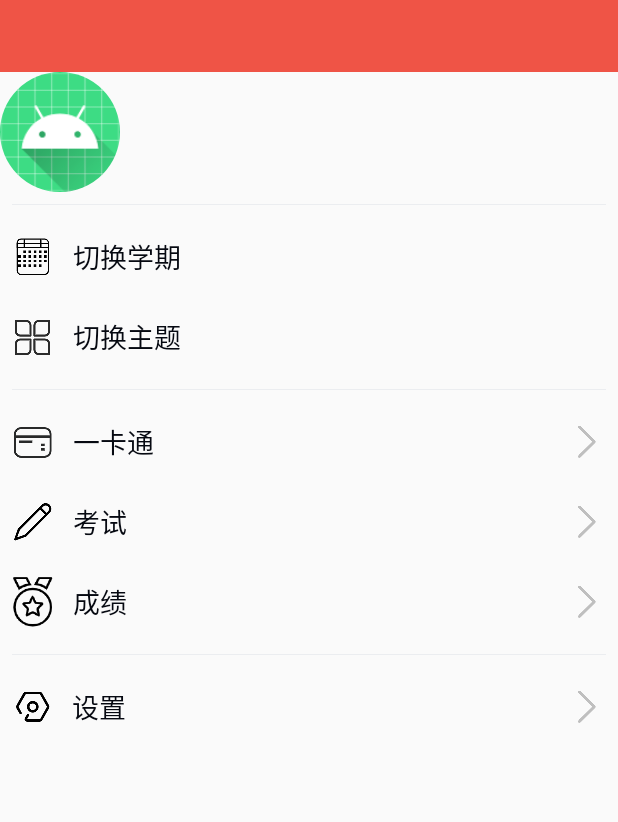
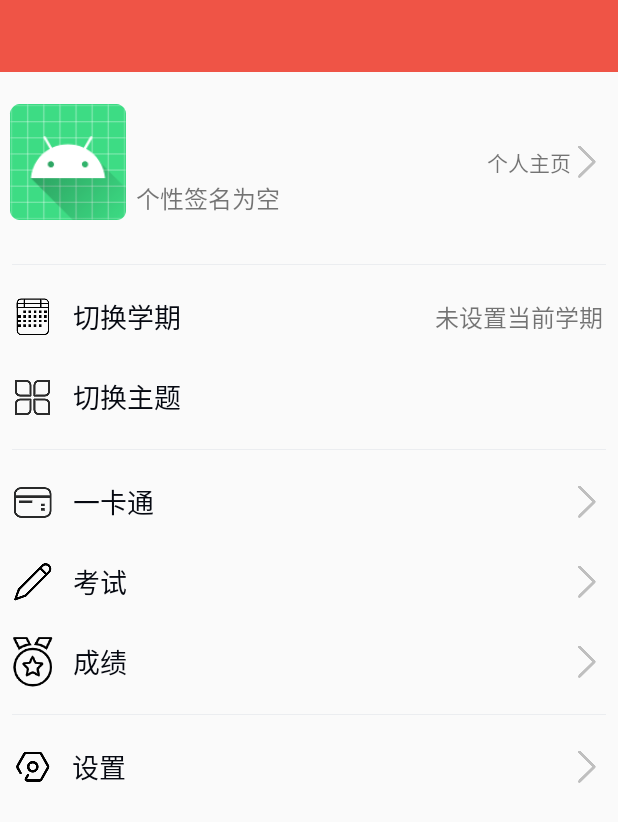
Before and after one commit to Stusyllabus-Android/SyllabusKt, an Android app: the layout fragment_personal.xml on its own in the app's theme, with its tools: preview values and no code run, on a phone screen of 412 x 824 dp. Shown: the top 822 px of the screen. Run offline under Robolectric (Android 15) with nearby library versions, the light colour scheme and no system bars.

Commit message:
实现个人模块的布局

```diff
--- a/app/build.gradle
+++ b/app/build.gradle
@@ -39,6 +39,8 @@ dependencies {
     implementation 'androidx.recyclerview:recyclerview:1.1.0'
     implementation 'com.android.support:design:28.0.0'
     implementation 'com.zzhoujay.materialcolors:materialcolors:1.0.0'
+    implementation 'com.github.bumptech.glide:glide:4.11.0'
+    annotationProcessor 'com.github.bumptech.glide:compiler:4.11.0'
     //network
     implementation 'com.squareup.okhttp3:okhttp:4.8.1'
     implementation 'org.jetbrains.kotlinx:kotlinx-coroutines-android:1.3.1'
--- a/app/src/main/java/com/stu/syllabuskt/personal/PersonalDispatcher.kt
+++ b/app/src/main/java/com/stu/syllabuskt/personal/PersonalDispatcher.kt
@@ -2,7 +2,10 @@ package com.stu.syllabuskt.personal
 
 import android.os.Bundle
 import android.view.View
+import android.widget.ImageView
 import android.widget.RelativeLayout
+import com.bumptech.glide.Glide
+import com.bumptech.glide.request.RequestOptions
 import com.stu.syllabuskt.R
 import kotlinx.android.synthetic.main.fragment_personal.view.*
 
@@ -36,7 +39,12 @@ class PersonalDispatcher(val fragment: PersonalFragment): IDispatcher, View.OnCl
             examinationLayout = it.findViewById(R.id.examinationLayout)
             gradeLayout = it.findViewById(R.id.gradeLayout)
             settingLayout = it.findViewById(R.id.settingLayout)
-
+        }
+        view.findViewById<ImageView>(R.id.headIV).let {
+            Glide.with(fragment.context!!)
+                .load("https://ss1.bdstatic.com/70cFuXSh_Q1YnxGkpoWK1HF6hhy/it/u=3343831728,3984740061&fm=26&gp=0.jpg")
+                .apply(RequestOptions.circleCropTransform())
+                .into(it)
         }
     }
 
--- a/app/src/main/res/drawable/bg_headimage.xml
+++ /dev/null
@@ -1,5 +0,0 @@
-<?xml version="1.0" encoding="utf-8"?>
-<shape android:shape="oval" xmlns:android="http://schemas.android.com/apk/res/android">
-    <stroke android:color="@android:color/white" android:width="1dp">
-    </stroke>
-</shape>
--- a/app/src/main/res/layout/fragment_personal.xml
+++ b/app/src/main/res/layout/fragment_personal.xml
@@ -9,11 +9,78 @@
     <include layout="@layout/fragment_toolbar_layout"
         app:layout_constraintTop_toTopOf="parent"/>
 
-    <com.stu.syllabuskt.widget.RoundImageView
-        android:id="@+id/headImageView"
-        android:src="@mipmap/ic_launcher"
-        android:layout_width="80dp"
-        android:layout_height="80dp"/>
+    <RelativeLayout
+        android:layout_width="match_parent"
+        android:layout_height="120dp">
+
+        <ImageView
+            android:id="@+id/headIV"
+            android:src="@mipmap/ic_launcher"
+            android:layout_width="80dp"
+            android:layout_height="80dp"
+            android:layout_marginLeft="5dp"
+            android:layout_marginRight="5dp"
+            android:padding="1dp"
+            android:layout_centerVertical="true"
+            android:contentDescription="@string/personal_page" />
+
+        <LinearLayout
+            android:id="@+id/nicknameAndId"
+            android:layout_toRightOf="@id/headIV"
+            android:orientation="vertical"
+            android:layout_centerVertical="true"
+            android:layout_width="wrap_content"
+            android:layout_height="wrap_content"
+            android:layout_toEndOf="@id/headIV">
+
+            <TextView
+                android:id="@+id/nicknameTextView"
+                android:layout_width="wrap_content"
+                android:layout_height="wrap_content"
+                android:textColor="#1F2229"
+                android:textSize="22sp" />
+            <TextView
+                android:id="@+id/idTextView"
+                android:textColor="#989DA7"
+                android:layout_width="wrap_content"
+                android:layout_height="wrap_content"/>
+            <TextView
+                android:id="@+id/signatureTextView"
+                android:text="@string/empty_sign"
+                android:textSize="16sp"
+                android:layout_width="wrap_content"
+                android:layout_height="wrap_content"/>
+        </LinearLayout>
+
+        <RelativeLayout
+            android:layout_centerVertical="true"
+            android:layout_alignParentRight="true"
+            android:layout_width="wrap_content"
+            android:layout_height="wrap_content"
+            android:layout_alignParentEnd="true"
+            tools:ignore="RelativeOverlap">
+            <LinearLayout
+                android:id="@+id/toPersonalActivity"
+                android:layout_width="wrap_content"
+                android:layout_height="wrap_content"
+                tools:ignore="UseCompoundDrawables,UselessParent">
+                <TextView
+                    android:text="@string/personal_page"
+                    android:layout_width="wrap_content"
+                    android:layout_height="wrap_content"/>
+
+                <ImageView
+                    android:id="@+id/iconIn"
+                    android:src="@drawable/icon_in"
+                    android:layout_marginRight="10dp"
+                    android:layout_width="wrap_content"
+                    android:layout_height="wrap_content"
+                    android:layout_marginEnd="10dp"
+                    android:contentDescription="@string/personal_page" />
+            </LinearLayout>
+        </RelativeLayout>
+
+    </RelativeLayout>
 
     <View
         android:background="#EBEDF0"
@@ -51,6 +118,7 @@
             android:layout_toEndOf="@+id/semesterIcon" />
         <TextView
             android:id="@+id/semesterTextView"
+            android:text="@string/current_semester"
             android:textSize="16sp"
             android:layout_marginRight="10dp"
             android:layout_alignParentRight="true"
--- a/app/src/main/res/values/strings.xml
+++ b/app/src/main/res/values/strings.xml
@@ -16,6 +16,7 @@
     <!-- 个人模块-->
     <string name="empty_sign">个性签名为空</string>
     <string name="change_semester">切换学期</string>
+    <string name="current_semester">未设置当前学期</string>
     <string name="change_theme">切换主题</string>
     <string name="personal_page">个人主页</string>
     <string name="school_smart_card">一卡通</string>
```
